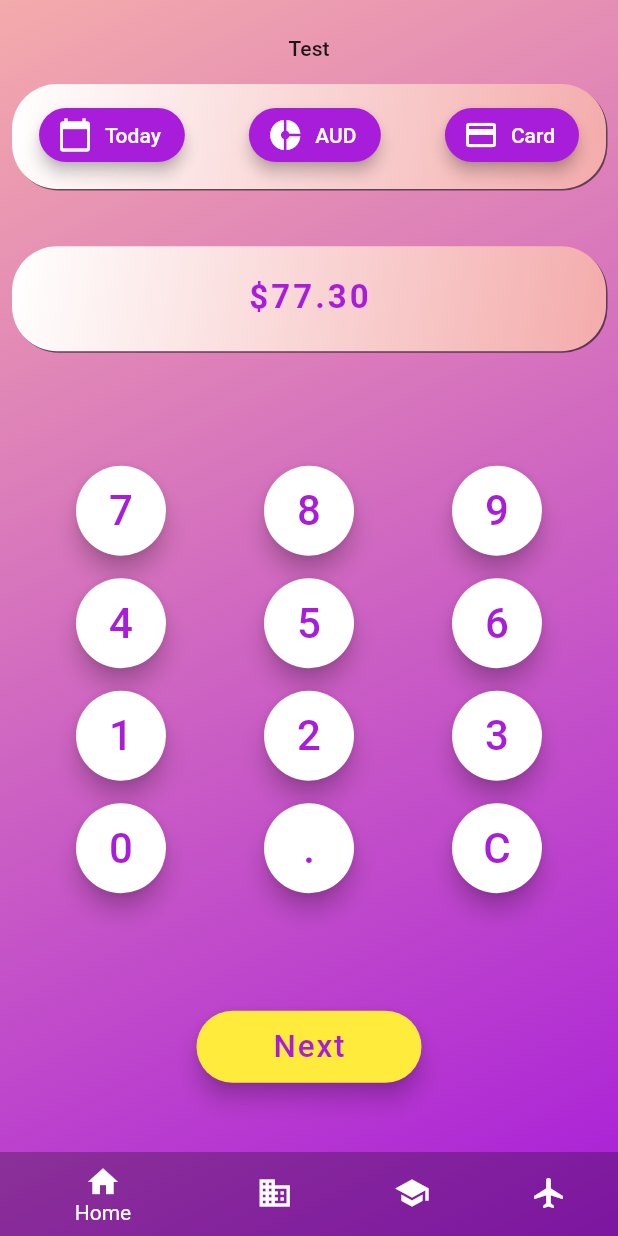
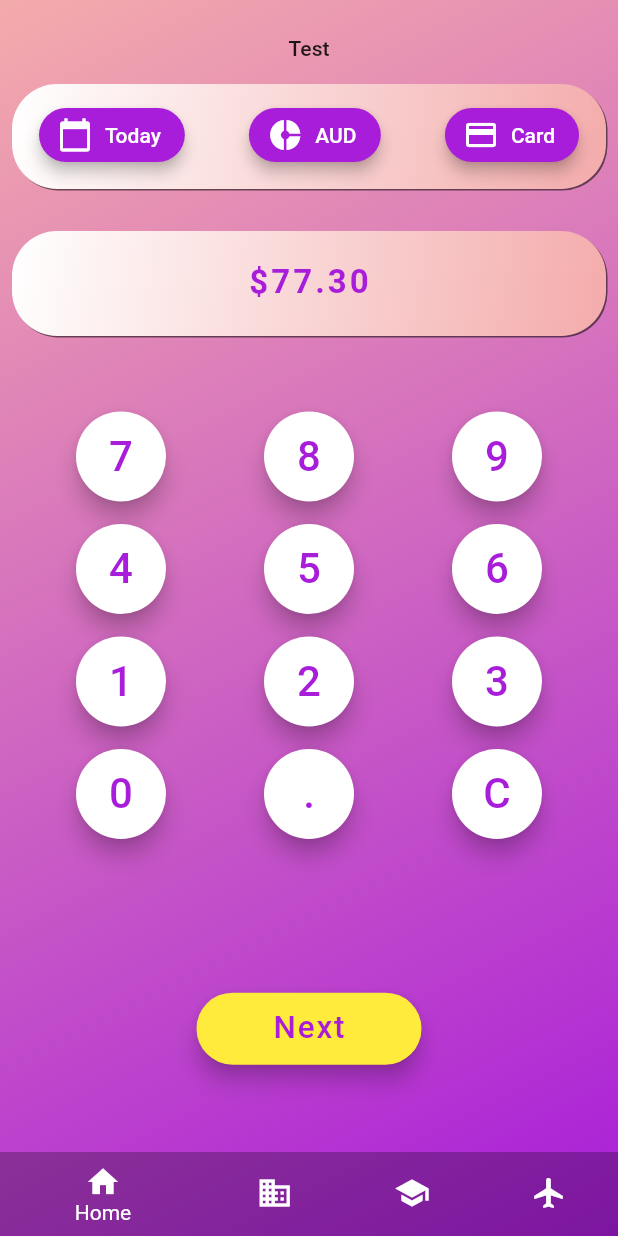
Before and after one commit to stefsonian/bud_allscreens, a Flutter app: the screen it shows after launch, on a phone screen of 412 x 824 dp. Run offline on Flutter 3.47's test engine with Material 2 defaults, Android fonts, the phone set to English and light mode, and no system bars.

Commit message:
Before adding provider

```diff
--- a/lib/src/record/record_screen.dart
+++ b/lib/src/record/record_screen.dart
@@ -13,20 +13,33 @@ class RecordScreen extends StatefulWidget {
 }
 
 class _RecordScreenState extends State<RecordScreen> {
+  double screenHeight;
   int activeWidget = 0;
   List<Widget> widgets;
+  double bufferHeight;
 
   didChangeDependencies() {
     super.didChangeDependencies();
-    widgets = [_amountAndNumpad(), _amountAndMainCategory()];
+    screenHeight = MediaQuery.of(context).size.height;
+    setBufferHeight();
+    widgets = [Numpad(), _mainCategoryOnly(), _subcategoryOnly()];
+  }
+
+  setBufferHeight() {
+    double newHeight = 16.0;
+    if (activeWidget == 0) {
+      newHeight = screenHeight < 830 ? 28.0 : 58.0;
+    }
+    setState(() => bufferHeight = newHeight);
   }
 
   switchWidget() {
     if (activeWidget == widgets.length - 1) {
       setState(() => activeWidget = 0);
-      return;
+    } else {
+      setState(() => activeWidget++);
     }
-    setState(() => activeWidget++);
+    setBufferHeight();
     print('Switching to widget $activeWidget');
   }
 
@@ -40,19 +53,26 @@ class _RecordScreenState extends State<RecordScreen> {
               child: Text('Test'),
               onPressed: () => switchWidget(),
             ),
-            SizedBox(
-              height: 70,
-              child: GradientBoxSimple(
-                child: RecordOptions(),
+            _recordOptions(),
+            AnimatedContainer(
+              duration: Duration(milliseconds: 300),
+              height: bufferHeight,
             ),
+            _amount(),
+            Expanded(
+              child: Column(
+                mainAxisAlignment: MainAxisAlignment.spaceAround,
+                children: <Widget>[
+                  AnimatedSwitcher(
+                    duration: Duration(milliseconds: 300),
+                    transitionBuilder:
+                        (Widget child, Animation<double> animation) {
+                      return ScaleTransition(child: child, scale: animation);
+                    },
+                    child: widgets[activeWidget],
                   ),
-            Expanded(
-              child: AnimatedSwitcher(
-                duration: Duration(milliseconds: 60),
-                // transitionBuilder: (Widget child, Animation<double> animation) {
-                //   return ScaleTransition(child: child, scale: animation);
-                // },
-                child: widgets[activeWidget],
+                  if (activeWidget == 0) _nextButton(),
+                ],
               ),
             ),
           ],
@@ -81,17 +101,30 @@ class _RecordScreenState extends State<RecordScreen> {
     );
   }
 
-  Widget _amountAndNumpad() {
-    return Column(
-      key: Key('0'),
-      mainAxisAlignment: MainAxisAlignment.spaceAround,
-      children: <Widget>[
-        SizedBox(
+  Widget _amount() {
+    return SizedBox(
       height: 70,
       child: DisplayAmount(),
+    );
+  }
+
+  Widget _buffer(double screenHeight) {
+    double boxHeight = 28.0;
+    if (screenHeight > 830) boxHeight = 84.0;
+    return SizedBox(height: boxHeight);
+  }
+
+  Widget _recordOptions() {
+    return SizedBox(
+      height: 70,
+      child: GradientBoxSimple(
+        child: RecordOptions(),
       ),
-        Numpad(),
-        SizedBox(
+    );
+  }
+
+  Widget _nextButton() {
+    return SizedBox(
       width: 150,
       child: FloatingActionButton.extended(
         label: Text(
@@ -102,24 +135,12 @@ class _RecordScreenState extends State<RecordScreen> {
         foregroundColor: col_purple,
         onPressed: () {},
       ),
-        ),
-      ],
     );
   }
 
-  Widget _amountAndMainCategory() {
-    return Container(
-      margin: EdgeInsets.only(top: 12),
-      child: Column(
-        key: Key('1'),
-        mainAxisAlignment: MainAxisAlignment.start,
-        children: <Widget>[
-          SizedBox(
-            height: 70,
-            child: DisplayAmount(),
-          ),
-          Expanded(
-            child: Center(
+  Widget _mainCategoryOnly() {
+    return Center(
+      key: Key('mainCat'),
       child: Container(
         child: Column(
           mainAxisAlignment: MainAxisAlignment.center,
@@ -173,12 +194,91 @@ class _RecordScreenState extends State<RecordScreen> {
           ],
         ),
       ),
+    );
+  }
+
+  Widget _subcategoryOnly() {
+    return Center(
+      key: Key('subCats'),
+      child: Container(
+        child: Column(
+          mainAxisAlignment: MainAxisAlignment.center,
+          children: <Widget>[
+            Text(
+              'Choose a sub-category',
+              style: TextStyle(
+                color: Colors.white,
+                fontSize: 20,
+                wordSpacing: 2,
+                letterSpacing: 2,
               ),
+            ),
+            SizedBox(height: 60),
+            Row(
+              mainAxisAlignment: MainAxisAlignment.spaceAround,
+              children: <Widget>[
+                IkonButton(
+                  icon: Icons.train,
+                  color: col_purple,
+                  backColor: Colors.white,
+                ),
+                IkonButton(
+                  icon: Icons.tram,
+                  color: col_purple,
+                  backColor: Colors.white,
+                ),
+                IkonButton(
+                  icon: Icons.directions_bus,
+                  color: col_purple,
+                  backColor: Colors.white,
                 ),
               ],
             ),
+            SizedBox(height: 30),
+            Row(
+              mainAxisAlignment: MainAxisAlignment.spaceAround,
+              children: <Widget>[
+                IkonButton(
+                  icon: Icons.directions_subway,
+                  color: col_purple,
+                  backColor: Colors.white,
+                ),
+                IkonButton(
+                  icon: Icons.flight,
+                  color: col_purple,
+                  backColor: Colors.white,
+                ),
+                IkonButton(
+                  icon: Icons.directions_boat,
+                  color: col_purple,
+                  backColor: Colors.white,
+                ),
+              ],
+            ),
+            SizedBox(height: 30),
+            Row(
+              mainAxisAlignment: MainAxisAlignment.spaceAround,
+              children: <Widget>[
+                IkonButton(
+                  icon: Icons.directions_car,
+                  color: col_purple,
+                  backColor: Colors.white,
+                ),
+                IkonButton(
+                  icon: Icons.directions_bike,
+                  color: col_purple,
+                  backColor: Colors.white,
+                ),
+                IkonButton(
+                  icon: Icons.directions_run,
+                  color: col_purple,
+                  backColor: Colors.white,
+                ),
+              ],
+            ),
+          ],
+        ),
+      ),
     );
   }
-
-  Widget _SubcategoryOnly() {}
 }
```
Lines whose indentation alone changed are shown as unchanged.
